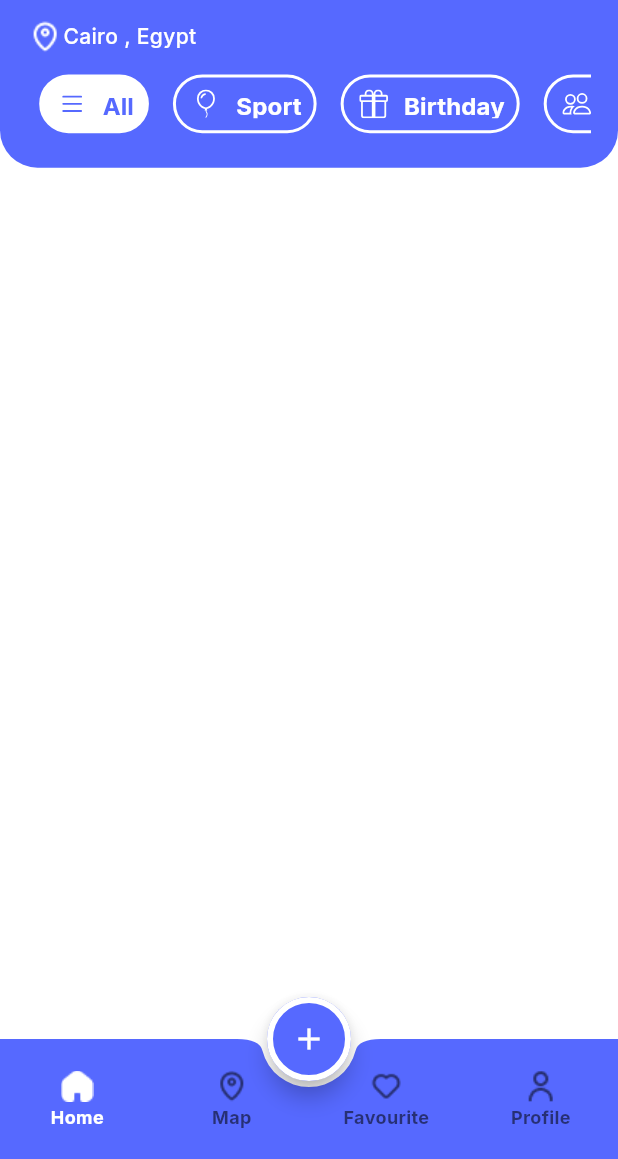
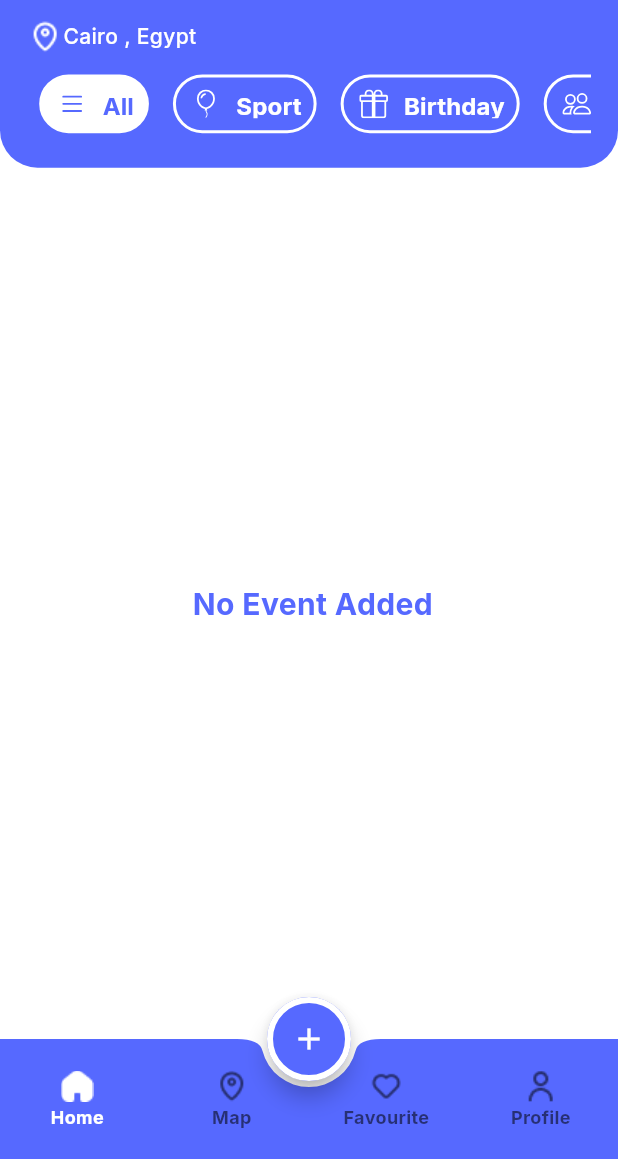
Before and after one commit to rajeh1032/evently, a Flutter app: the screen it shows after launch, on a phone screen of 412 x 824 dp, the part 77-1236 px from its top. Run offline on Flutter 3.47's test engine with Material 3 defaults, Android fonts, the phone set to English and light mode, and no system bars; our stand-ins replace animated_toggle_switch, cloud_firestore, firebase_core, fluttertoast, google_fonts, icons_plus and 2 more; accounts and stored records are empty; generated files the repository leaves out were written again.

Commit message:
Enhance event management features: add favorite event handling, update UI for empty states, and improve localization support.

```diff
--- a/lib/l10n/app_ar.arb
+++ b/lib/l10n/app_ar.arb
@@ -66,5 +66,6 @@
   "reset_password": "إعادة تعيين كلمة المرور",
   "edit_event": "تعديل الحدث",
   "update_event": "تحديث الحدث",
-  "event_details": "تفاصيل الحدث"
+  "event_details": "تفاصيل الحدث",
+  "no_event_added": " لا توجد أحداث مضافة بعد"
 }
--- a/lib/l10n/app_en.arb
+++ b/lib/l10n/app_en.arb
@@ -66,5 +66,6 @@
   "reset_password": "Reset Password",
   "edit_event": "Edit Event",
   "update_event": "Update Event",
-  "event_details": "Event Details"
+  "event_details": "Event Details",
+  "no_event_added":" No Event Added"
 }
--- a/lib/main.dart
+++ b/lib/main.dart
@@ -28,7 +28,7 @@ void main(List<String> args) async {
   runApp(MultiProvider(providers: [
     ChangeNotifierProvider(create: (context) => LanguageProvider()),
     ChangeNotifierProvider(create: (context) => ThemeProvider()),
-    ChangeNotifierProvider(create: (context)=>EventProvider())
+    ChangeNotifierProvider(create: (context) => EventProvider())
   ], child: const MyApp()));
 }
 
--- a/lib/providers/event_provider.dart
+++ b/lib/providers/event_provider.dart
@@ -1,17 +1,133 @@
 import 'package:cloud_firestore/cloud_firestore.dart';
 import 'package:evently/firebase_utils.dart';
 import 'package:evently/model/event.dart';
+import 'package:evently/utils/app_colors.dart';
+import 'package:evently/utils/toast_msg.dart';
 import 'package:flutter/material.dart';
+import 'package:icons_plus/icons_plus.dart';
+import 'package:flutter_gen/gen_l10n/app_localizations.dart';
 
 class EventProvider extends ChangeNotifier {
   List<Event> eventList = [];
+  List<Event> filterList = [];
+  List<Event> favoriteEventList = [];
+  List<Map<String, dynamic>> eventsNameIcon = [];
+
+  int selectedIndex = 0;
+
+//todo get event list withowt filter
 
   void getAllEvent() async {
     QuerySnapshot<Event> querySnapshot =
         await FirebaseUtils.getEventCollection().get();
+
+    ///List<Event>  List<queryDocumentSnapshot<Event>>
     eventList = querySnapshot.docs.map((doc) {
+      return doc.data();
+    }).toList();
+    filterList = eventList;
+
+//todo sortung list
+    filterList.sort((Event event1, Event event2) {
+      return event1.dateTime.compareTo(event2.dateTime);
+    });
+
+    notifyListeners();
+  }
+
+//todo get filter list
+  void getAllEventFilter() async {
+    var querySnapShot = await FirebaseUtils.getEventCollection()
+        .where('event_name', isEqualTo: eventsNameIcon[selectedIndex]['name'])
+        .orderBy('date_time')
+        .get();
+    filterList = querySnapShot.docs.map((doc) {
+      return doc.data();
+    }).toList();
+
+    notifyListeners();
+  }
+
+  //todo update isFavorite
+  void updateIsFavorite(Event event) async {
+    FirebaseUtils.getEventCollection()
+        .doc(event.id)
+        .update({'is_favorrite': !event.isFavorite}).timeout(
+            Duration(milliseconds: 200), onTimeout: () {
+      ToastMsg.addToast(
+          message: "Favorite Update Successfull",
+          BGColor: AppColors.primaryLight,
+          textColor: AppColors.whiteColor);
+    });
+    selectedIndex == 0 ? getAllEvent() : getAllEventFilter();
+    notifyListeners();
+  }
+
+  //todo get Favorite ordering
+  void getAllIsFavorite() async {
+    var querySnapShot = await FirebaseUtils.getEventCollection()
+        .where('is_favorrite', isEqualTo: true)
+        .orderBy('date_time')
+        .get();
+
+    favoriteEventList = querySnapShot.docs.map((doc) {
       return doc.data();
     }).toList();
     notifyListeners();
   }
+
+  void changeSelectdIndex(int newSelectedIndex) {
+    selectedIndex = newSelectedIndex;
+    selectedIndex == 0 ? getAllEvent() : getAllEventFilter();
+    notifyListeners();
+  }
+
+  List<Map<String, dynamic>> geteventsNameIcon(BuildContext context) {
+    if (eventsNameIcon.isEmpty) {
+      eventsNameIcon = [
+        {
+          "name": AppLocalizations.of(context)!.all,
+          "icon": Bootstrap.list,
+        },
+        {
+          "name": AppLocalizations.of(context)!.sport,
+          "icon": Bootstrap.balloon,
+        },
+        {
+          "name": AppLocalizations.of(context)!.birthday,
+          "icon": Bootstrap.gift,
+        },
+        {
+          "name": AppLocalizations.of(context)!.meeting,
+          "icon": Bootstrap.people,
+        },
+        {
+          "name": AppLocalizations.of(context)!.gaming,
+          "icon": Bootstrap.controller,
+        },
+        {
+          "name": AppLocalizations.of(context)!.workshop,
+          "icon": Bootstrap.tools,
+        },
+        {
+          "name": AppLocalizations.of(context)!.book_club,
+          "icon": Bootstrap.book,
+        },
+        {
+          "name": AppLocalizations.of(context)!.exhibition,
+          "icon": Bootstrap.image,
+        },
+        {
+          "name": AppLocalizations.of(context)!.holiday,
+          "icon": Bootstrap.sun,
+        },
+        {
+          "name": AppLocalizations.of(context)!.eating,
+          "icon": Bootstrap.egg_fried,
+        },
+      ];
+    }
+
+    return eventsNameIcon;
+  }
 }
--- a/lib/ui/home/tabs/home_tab/home_tab.dart
+++ b/lib/ui/home/tabs/home_tab/home_tab.dart
@@ -24,8 +24,6 @@ class HomeTab extends StatefulWidget {
 }
 
 class _HomeTabState extends State<HomeTab> {
-  int selected = 0;
-
   @override
   Widget build(BuildContext context) {
     var langaugeProvider = Provider.of<LanguageProvider>(context);
@@ -34,52 +32,12 @@ class _HomeTabState extends State<HomeTab> {
     final isDark = themeProvider.currentTheme == ThemeMode.dark;
     var height = MediaQuery.of(context).size.height;
     var width = MediaQuery.of(context).size.width;
-    List<Map<String, dynamic>> eventsNameIcon = [
-      {
-        "name": AppLocalizations.of(context)!.all,
-        "icon": Bootstrap.list,
-      },
-      {
-        "name": AppLocalizations.of(context)!.sport,
-        "icon": Bootstrap.balloon,
-      },
-      {
-        "name": AppLocalizations.of(context)!.birthday,
-        "icon": Bootstrap.gift,
-      },
-      {
-        "name": AppLocalizations.of(context)!.meeting,
-        "icon": Bootstrap.people,
-      },
-      {
-        "name": AppLocalizations.of(context)!.gaming,
-        "icon": Bootstrap.controller,
-      },
-      {
-        "name": AppLocalizations.of(context)!.workshop,
-        "icon": Bootstrap.tools,
-      },
-      {
-        "name": AppLocalizations.of(context)!.book_club,
-        "icon": Bootstrap.book,
-      },
-      {
-        "name": AppLocalizations.of(context)!.exhibition,
-        "icon": Bootstrap.image,
-      },
-      {
-        "name": AppLocalizations.of(context)!.holiday,
-        "icon": Bootstrap.sun,
-      },
-      {
-        "name": AppLocalizations.of(context)!.eating,
-        "icon": Bootstrap.egg_fried,
-      },
-    ];
+
     var eventListProvider = Provider.of<EventProvider>(context);
-    if (eventListProvider.eventList.isEmpty) {
-      eventListProvider.getAllEvent();
+    if (eventListProvider.filterList.isEmpty) {
+      eventListProvider.getAllEventFilter();
     }
+    eventListProvider.geteventsNameIcon(context);
     return Scaffold(
       appBar: AppBar(
         backgroundColor: Theme.of(context)!.primaryColor,
@@ -162,11 +120,11 @@ class _HomeTabState extends State<HomeTab> {
                 ),
                 Expanded(
                   child: DefaultTabController(
-                    length: eventsNameIcon.length,
+                    length: eventListProvider.eventsNameIcon.length,
                     child: TabBar(
                       onTap: (index) {
                         setState(() {
-                          selected = index;
+                          eventListProvider.changeSelectdIndex(index);
                         });
                       },
                       isScrollable: true,
@@ -174,7 +132,8 @@ class _HomeTabState extends State<HomeTab> {
                       indicatorColor: AppColors.transparentColor,
                       dividerColor: AppColors.transparentColor,
                       tabAlignment: TabAlignment.start,
-                      tabs: eventsNameIcon.asMap().entries.map(
+                      tabs:
+                          eventListProvider.eventsNameIcon.asMap().entries.map(
                         (entry) {
                           int index = entry.key;
                           var event = entry.value;
@@ -186,7 +145,10 @@ class _HomeTabState extends State<HomeTab> {
                                   Theme.of(context).focusColor,
                               eventName: event['name'],
                               eventIcon: event['icon'],
-                              isSelected: selected == index ? true : false);
+                              isSelected:
+                                  eventListProvider.selectedIndex == index
+                                      ? true
+                                      : false);
                         },
                       ).toList(),
                     ),
@@ -196,21 +158,29 @@ class _HomeTabState extends State<HomeTab> {
             ),
           ),
           Expanded(
-            child: ListView.separated(
-              padding: EdgeInsets.only(top: height * 0.01 ),
+            child: eventListProvider.filterList.isEmpty
+                ? Center(
+                    child: Text(
+                      AppLocalizations.of(context)!.no_event_added,
+                      style: AppStyles.bold20Primary,
+                    ),
+                  )
+                : ListView.separated(
+                    padding: EdgeInsets.only(top: height * 0.01),
                     separatorBuilder: (context, index) {
                       return SizedBox(
                         height: height * 0.013,
                       );
                     },
-              itemCount: eventListProvider.eventList.length,
-              itemBuilder: (BuildContext context, int index) {
+                    itemCount: eventListProvider.filterList.length,
+                    itemBuilder: (context, index) {
                       return InkWell(
                           onTap: () {
-                      Navigator.pushNamed(context, EventDetails.routeName);
+                            Navigator.pushNamed(
+                                context, EventDetails.routeName);
                           },
                           child: EventItem(
-                      event: eventListProvider.eventList[index],
+                            event: eventListProvider.filterList[index],
                           ));
                     },
                   ),
```
Also changed, not shown: lib/ui/home/tabs/favouraite_tab/favouraite_tab.dart (+22 -4 lines), lib/ui/home/tabs/home_tab/event_item.dart (+17 -8 lines). Lines whose indentation alone changed are shown as unchanged.
